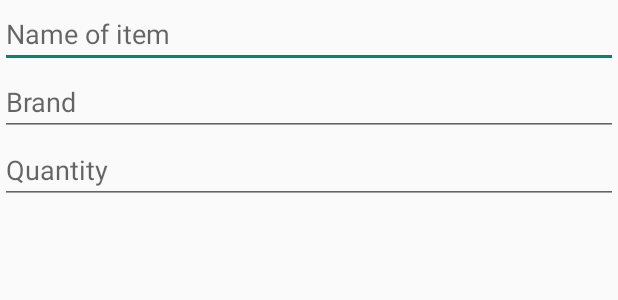
After one commit to Nattaro13/FoodAttack, an Android app: the layout shop_list_dialog.xml on its own in the app's theme, with its tools: preview values and no code run, on a phone screen of 412 x 824 dp. The commit adds this screen. Shown: the top 300 px of the screen. Run offline under Robolectric (Android 15) with nearby library versions, the phone set to English and light mode, and no system bars.

Commit message:
Modify ShopList Class and related XML files
1. Added a dialog pop-up for the ShopList class
2. Added buttons to the ShopList menu bar by modifying
menu_shop_list.xml
3. Added shop_list_dialog.xml file as a layout for the pop-up dialog.

```diff
--- /dev/null
+++ b/app/src/main/res/layout/shop_list_dialog.xml
@@ -0,0 +1,23 @@
+<?xml version="1.0" encoding="utf-8"?>
+<LinearLayout xmlns:android="http://schemas.android.com/apk/res/android"
+    android:orientation="vertical" android:layout_width="match_parent"
+    android:layout_height="match_parent">
+
+    <EditText android:id="@+id/shoplist_item_name"
+        android:layout_height="wrap_content"
+        android:layout_width="match_parent"
+        android:hint="Name of item" />
+
+    <EditText android:id="@+id/shoplist_item_brand"
+        android:layout_height="wrap_content"
+        android:layout_width="match_parent"
+        android:hint="Brand" />
+
+
+    <EditText android:id="@+id/shoplist_quantity"
+        android:layout_height="wrap_content"
+        android:layout_width="match_parent"
+        android:hint="Quantity" />
+
+
+</LinearLayout>
```
Also changed, not shown: app/src/main/java/com/foodattack/foodattack/ShopList.java (+37 -0 lines), app/src/main/res/menu/menu_shop_list.xml (+18 -0 lines).
